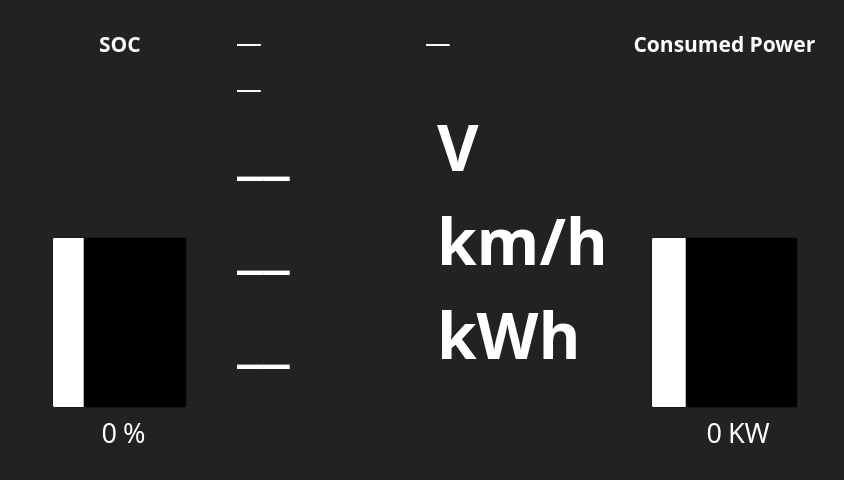
First picture: the form in src/mainwindow.ui, repository FSLART/volante_alpha_qt, before the edit.
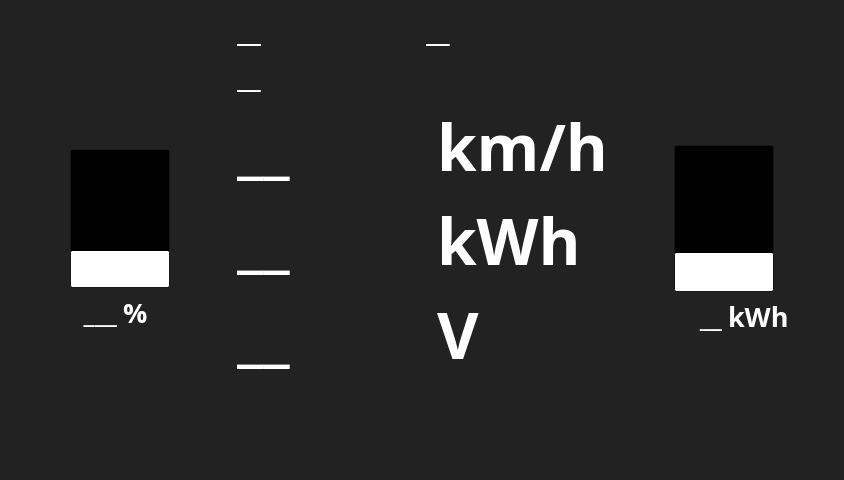
Second picture: the form after the edit. Icons and pictures are not drawn. Custom widgets are drawn as their Qt base class.

Diff of the .ui file:
```diff
--- a/src/mainwindow.ui
+++ b/src/mainwindow.ui
@@ -306,48 +306,11 @@
       <property name="leftMargin">
        <number>0</number>
       </property>
-      <item>
-       <spacer name="vs_2">
-        <property name="sizeType">
-         <enum>QSizePolicy::Fixed</enum>
-        </property>
-        <property name="sizeHint" stdset="0">
-         <size>
-          <width>20</width>
-          <height>20</height>
-         </size>
-        </property>
-       </spacer>
-      </item>
-      <item>
-       <widget class="QLabel" name="SOC">
-        <property name="sizePolicy">
-         <sizepolicy hsizetype="Preferred" vsizetype="Minimum">
-          <horstretch>0</horstretch>
-          <verstretch>0</verstretch>
-         </sizepolicy>
-        </property>
-        <property name="font">
-         <font>
-          <family>Fira Mono</family>
-          <pointsize>16</pointsize>
-          <weight>75</weight>
-          <bold>true</bold>
-         </font>
-        </property>
-        <property name="cursor">
-         <cursorShape>BlankCursor</cursorShape>
-        </property>
-        <property name="text">
-         <string>SOC</string>
-        </property>
-        <property name="alignment">
-         <set>Qt::AlignHCenter|Qt::AlignTop</set>
-        </property>
-       </widget>
-      </item>
       <item>
        <spacer name="horizontalSpacer">
+        <property name="orientation">
+         <enum>Qt::Orientation::Vertical</enum>
+        </property>
         <property name="sizeHint" stdset="0">
          <size>
           <width>40</width>
@@ -382,7 +345,6 @@
            <font>
             <family>Fira Mono</family>
             <pointsize>24</pointsize>
-            <weight>75</weight>
             <bold>true</bold>
            </font>
           </property>
@@ -395,6 +357,9 @@
           <property name="textVisible">
            <bool>false</bool>
           </property>
+          <property name="orientation">
+           <enum>Qt::Orientation::Vertical</enum>
+          </property>
           <property name="invertedAppearance">
            <bool>false</bool>
           </property>
@@ -413,10 +378,11 @@
            <font>
             <family>Fira Mono</family>
             <pointsize>20</pointsize>
+            <bold>true</bold>
            </font>
           </property>
           <property name="text">
-           <string>0</string>
+           <string>___</string>
           </property>
           <property name="alignment">
            <set>Qt::AlignRight|Qt::AlignTrailing|Qt::AlignVCenter</set>
@@ -429,6 +395,7 @@
            <font>
             <family>Fira Mono</family>
             <pointsize>20</pointsize>
+            <bold>true</bold>
            </font>
           </property>
           <property name="text">
@@ -440,8 +407,11 @@
       </item>
       <item>
        <spacer name="vs_1">
+        <property name="orientation">
+         <enum>Qt::Orientation::Vertical</enum>
+        </property>
         <property name="sizeType">
-         <enum>QSizePolicy::Fixed</enum>
+         <enum>QSizePolicy::Policy::Expanding</enum>
         </property>
         <property name="sizeHint" stdset="0">
          <size>
@@ -539,7 +509,6 @@
                  <font>
                   <family>Fira Mono</family>
                   <pointsize>48</pointsize>
-                  <weight>75</weight>
                   <bold>true</bold>
                  </font>
                 </property>
@@ -572,7 +541,6 @@
                  <font>
                   <family>Fira Mono</family>
                   <pointsize>48</pointsize>
-                  <weight>75</weight>
                   <bold>true</bold>
                  </font>
                 </property>
@@ -599,7 +567,6 @@
                  <font>
                   <family>Fira Mono</family>
                   <pointsize>48</pointsize>
-                  <weight>75</weight>
                   <bold>true</bold>
                  </font>
                 </property>
@@ -626,7 +593,6 @@
                  <font>
                   <family>Fira Mono</family>
                   <pointsize>48</pointsize>
-                  <weight>75</weight>
                   <bold>true</bold>
                  </font>
                 </property>
@@ -635,13 +601,26 @@
                 </property>
                </widget>
               </item>
-              <item row="1" column="1">
+              <item row="4" column="0">
+               <widget class="QLabel" name="HV_voltage_label">
+                <property name="font">
+                 <font>
+                  <family>Fira Mono</family>
+                  <pointsize>48</pointsize>
+                  <bold>true</bold>
+                 </font>
+                </property>
+                <property name="text">
+                 <string>__</string>
+                </property>
+               </widget>
+              </item>
+              <item row="4" column="1">
                <widget class="QLabel" name="label_3">
                 <property name="font">
                  <font>
                   <family>Fira Mono</family>
                   <pointsize>48</pointsize>
-                  <weight>75</weight>
                   <bold>true</bold>
                  </font>
                 </property>
@@ -650,21 +629,6 @@
                 </property>
                </widget>
               </item>
-              <item row="1" column="0">
-               <widget class="QLabel" name="HV_voltage_label">
-                <property name="font">
-                 <font>
-                  <family>Fira Mono</family>
-                  <pointsize>48</pointsize>
-                  <weight>75</weight>
-                  <bold>true</bold>
-                 </font>
-                </property>
-                <property name="text">
-                 <string>__</string>
-                </property>
-               </widget>
-              </item>
              </layout>
             </item>
            </layout>
@@ -694,45 +658,11 @@
       <property name="leftMargin">
        <number>0</number>
       </property>
-      <item>
-       <spacer name="vs_4">
-        <property name="sizeType">
-         <enum>QSizePolicy::Fixed</enum>
-        </property>
-        <property name="sizeHint" stdset="0">
-         <size>
-          <width>20</width>
-          <height>20</height>
-         </size>
-        </property>
-       </spacer>
-      </item>
-      <item>
-       <widget class="QLabel" name="label_2">
-        <property name="sizePolicy">
-         <sizepolicy hsizetype="Preferred" vsizetype="Preferred">
-          <horstretch>0</horstretch>
-          <verstretch>0</verstretch>
-         </sizepolicy>
-        </property>
-        <property name="font">
-         <font>
-          <family>Fira Mono</family>
-          <pointsize>16</pointsize>
-          <weight>75</weight>
-          <bold>true</bold>
-         </font>
-        </property>
-        <property name="text">
-         <string>Consumed Power</string>
-        </property>
-        <property name="alignment">
-         <set>Qt::AlignCenter</set>
-        </property>
-       </widget>
-      </item>
       <item>
        <spacer name="horizontalSpacer_2">
+        <property name="orientation">
+         <enum>Qt::Orientation::Vertical</enum>
+        </property>
         <property name="sizeHint" stdset="0">
          <size>
           <width>40</width>
@@ -767,7 +697,6 @@
            <font>
             <family>Fira Mono</family>
             <pointsize>28</pointsize>
-            <weight>75</weight>
             <bold>true</bold>
            </font>
           </property>
@@ -777,6 +706,9 @@
           <property name="textVisible">
            <bool>false</bool>
           </property>
+          <property name="orientation">
+           <enum>Qt::Orientation::Vertical</enum>
+          </property>
           <property name="invertedAppearance">
            <bool>false</bool>
           </property>
@@ -795,13 +727,14 @@
            <font>
             <family>Fira Mono</family>
             <pointsize>20</pointsize>
+            <bold>true</bold>
            </font>
           </property>
           <property name="cursor">
            <cursorShape>BlankCursor</cursorShape>
           </property>
           <property name="text">
-           <string>0</string>
+           <string>__</string>
           </property>
           <property name="alignment">
            <set>Qt::AlignRight|Qt::AlignTrailing|Qt::AlignVCenter</set>
@@ -814,10 +747,11 @@
            <font>
             <family>Fira Mono</family>
             <pointsize>20</pointsize>
+            <bold>true</bold>
            </font>
           </property>
           <property name="text">
-           <string>KW</string>
+           <string>kWh</string>
           </property>
          </widget>
         </item>
@@ -825,8 +759,11 @@
       </item>
       <item>
        <spacer name="vs_3">
+        <property name="orientation">
+         <enum>Qt::Orientation::Vertical</enum>
+        </property>
         <property name="sizeType">
-         <enum>QSizePolicy::Fixed</enum>
+         <enum>QSizePolicy::Policy::Expanding</enum>
         </property>
         <property name="sizeHint" stdset="0">
          <size>
```
Left out of the diff: 10 changed lines with no effect on the pictures.
